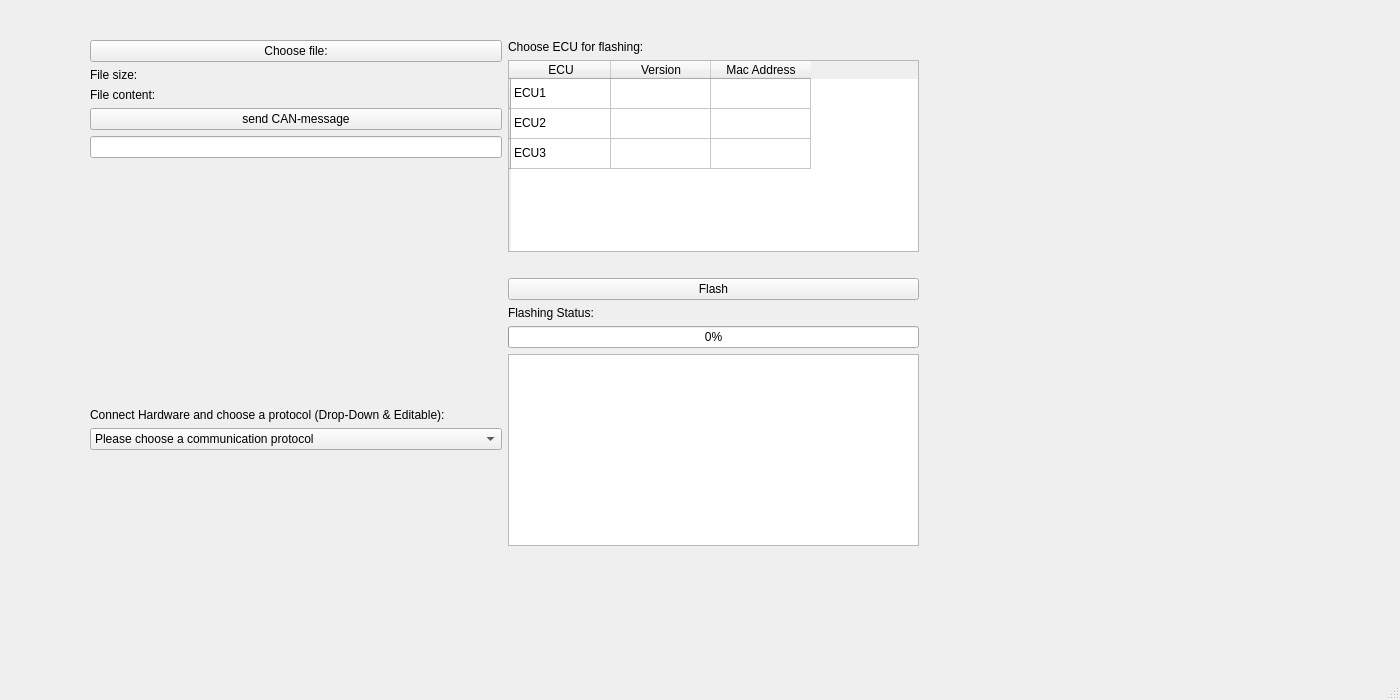
Before: the Qt Designer form WINDOWS_GUI/mainwindow.ui in amosproj/amos2024ss07-updating-flash-boot-loader, drawn with Qt 5.
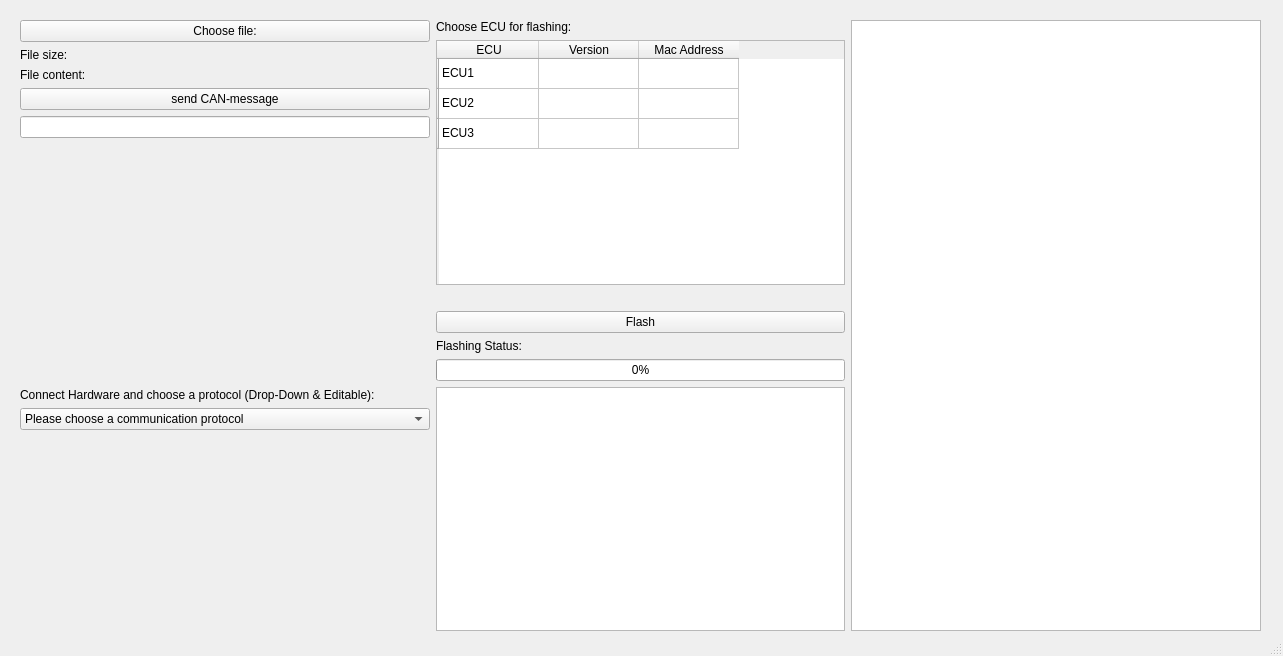
After: the same form once the commit is applied.

Commit message: Adding console window to GUI (signal/slot not working yet)

```diff
--- a/WINDOWS_GUI/mainwindow.ui
+++ b/WINDOWS_GUI/mainwindow.ui
@@ -6,8 +6,8 @@
    <rect>
     <x>0</x>
     <y>0</y>
-    <width>1400</width>
-    <height>700</height>
+    <width>1283</width>
+    <height>656</height>
    </rect>
   </property>
   <property name="windowTitle">
@@ -17,8 +17,8 @@
    <widget class="QWidget" name="horizontalLayoutWidget">
     <property name="geometry">
      <rect>
-      <x>90</x>
-      <y>40</y>
+      <x>20</x>
+      <y>20</y>
       <width>1241</width>
       <height>611</height>
      </rect>
@@ -243,46 +243,10 @@
          </property>
         </widget>
        </item>
-       <item>
-        <spacer name="verticalSpacer_2">
-         <property name="orientation">
-          <enum>Qt::Vertical</enum>
-         </property>
-         <property name="sizeHint" stdset="0">
-          <size>
-           <width>20</width>
-           <height>40</height>
-          </size>
-         </property>
-        </spacer>
-       </item>
-       <item>
-        <spacer name="horizontalSpacer_2">
-         <property name="orientation">
-          <enum>Qt::Horizontal</enum>
-         </property>
-         <property name="sizeHint" stdset="0">
-          <size>
-           <width>40</width>
-           <height>20</height>
-          </size>
-         </property>
-        </spacer>
-       </item>
       </layout>
      </item>
      <item>
-      <spacer name="horizontalSpacer_3">
-       <property name="orientation">
-        <enum>Qt::Horizontal</enum>
-       </property>
-       <property name="sizeHint" stdset="0">
-        <size>
-         <width>20</width>
-         <height>40</height>
-        </size>
-       </property>
-      </spacer>
+      <widget class="QPlainTextEdit" name="Console"/>
      </item>
     </layout>
    </widget>
```
The commit also changes 7 other files.
